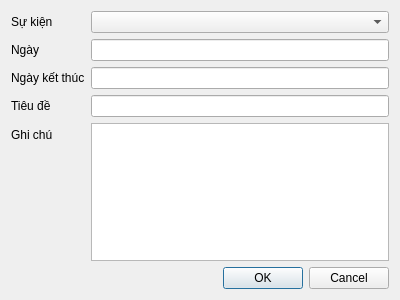
emtrai/hrm_monastery, file app/view/dialog/dlgaddpersonevent.ui: the form before one commit.
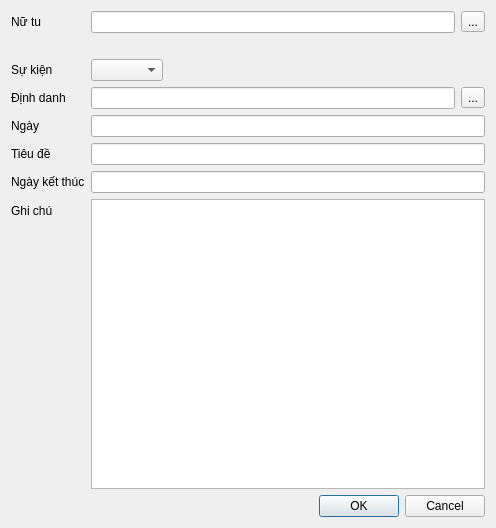
The form after the commit.

Commit message: person event

The edit to the form file:
```diff
--- a/app/view/dialog/dlgaddpersonevent.ui
+++ b/app/view/dialog/dlgaddpersonevent.ui
@@ -6,8 +6,8 @@
    <rect>
     <x>0</x>
     <y>0</y>
-    <width>400</width>
-    <height>300</height>
+    <width>496</width>
+    <height>528</height>
    </rect>
   </property>
   <property name="windowTitle">
@@ -16,56 +16,116 @@
   <layout class="QVBoxLayout" name="verticalLayout">
    <item>
     <layout class="QFormLayout" name="formLayout">
+     <property name="fieldGrowthPolicy">
+      <enum>QFormLayout::ExpandingFieldsGrow</enum>
+     </property>
      <item row="0" column="0">
+      <widget class="QLabel" name="label_6">
+       <property name="text">
+        <string>Nữ tu</string>
+       </property>
+      </widget>
+     </item>
+     <item row="0" column="1">
+      <layout class="QHBoxLayout" name="horizontalLayout">
+       <item>
+        <widget class="QLineEdit" name="txtPersonName">
+         <property name="readOnly">
+          <bool>true</bool>
+         </property>
+        </widget>
+       </item>
+       <item>
+        <widget class="QToolButton" name="btnSearch">
+         <property name="text">
+          <string>...</string>
+         </property>
+        </widget>
+       </item>
+      </layout>
+     </item>
+     <item row="1" column="1">
+      <widget class="QLabel" name="lblNameId">
+       <property name="text">
+        <string/>
+       </property>
+      </widget>
+     </item>
+     <item row="2" column="0">
       <widget class="QLabel" name="label">
        <property name="text">
         <string>Sự kiện</string>
        </property>
       </widget>
      </item>
+     <item row="2" column="1">
+      <widget class="QComboBox" name="cbEvent"/>
+     </item>
      <item row="3" column="0">
-      <widget class="QLabel" name="label_3">
+      <widget class="QLabel" name="label_7">
        <property name="text">
-        <string>Tiêu đề</string>
+        <string>Định danh</string>
        </property>
       </widget>
      </item>
+     <item row="3" column="1">
+      <layout class="QHBoxLayout" name="horizontalLayout_2">
+       <item>
+        <widget class="QLineEdit" name="txtNameId">
+         <property name="readOnly">
+          <bool>true</bool>
+         </property>
+        </widget>
+       </item>
+       <item>
+        <widget class="QToolButton" name="btnChangeNameId">
+         <property name="text">
+          <string>...</string>
+         </property>
+        </widget>
+       </item>
+      </layout>
+     </item>
      <item row="4" column="0">
-      <widget class="QLabel" name="label_4">
-       <property name="text">
-        <string>Ghi chú</string>
-       </property>
-      </widget>
-     </item>
-     <item row="4" column="1">
-      <widget class="QPlainTextEdit" name="txtRemark"/>
-     </item>
-     <item row="1" column="0">
       <widget class="QLabel" name="label_2">
        <property name="text">
         <string>Ngày</string>
        </property>
       </widget>
      </item>
-     <item row="0" column="1">
-      <widget class="QComboBox" name="cbEvent"/>
-     </item>
-     <item row="1" column="1">
+     <item row="4" column="1">
       <widget class="QLineEdit" name="txtDate"/>
      </item>
-     <item row="3" column="1">
+     <item row="5" column="0">
+      <widget class="QLabel" name="label_3">
+       <property name="text">
+        <string>Tiêu đề</string>
+       </property>
+      </widget>
+     </item>
+     <item row="5" column="1">
       <widget class="QLineEdit" name="txtTitle"/>
      </item>
-     <item row="2" column="0">
+     <item row="6" column="0">
       <widget class="QLabel" name="label_5">
        <property name="text">
         <string>Ngày kết thúc</string>
        </property>
       </widget>
      </item>
-     <item row="2" column="1">
+     <item row="6" column="1">
       <widget class="QLineEdit" name="txtEndDate"/>
      </item>
+     <item row="7" column="0">
+      <widget class="QLabel" name="label_4">
+       <property name="text">
+        <string>Ghi chú</string>
+       </property>
+      </widget>
+     </item>
+     <item row="7" column="1">
+      <widget class="QPlainTextEdit" name="txtRemark"/>
+     </item>
     </layout>
    </item>
    <item>
```
Left out of the diff: 2 changed lines with no effect on the pictures. The commit also changes 51 other files.
